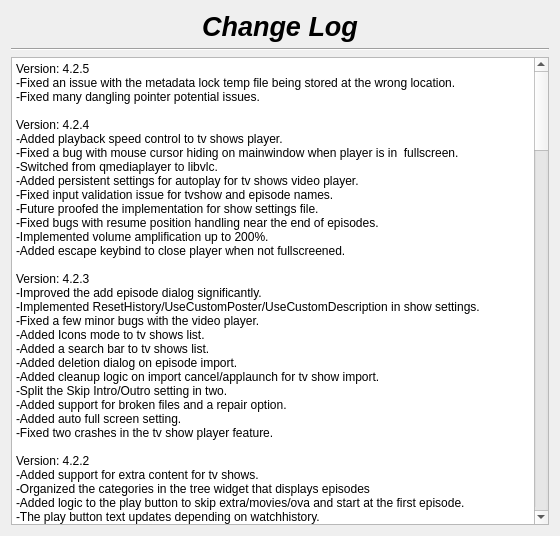
therealMaPMaKeR/MMDiary, file changelog.ui: the form before one commit.
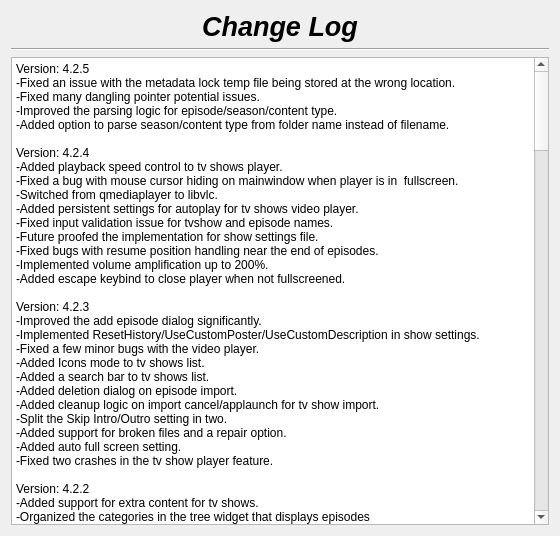
The form after the commit.

Commit message:
added option to parse from folder name
for season/content type

```diff
--- a/changelog.ui
+++ b/changelog.ui
@@ -55,7 +55,8 @@
 li.unchecked::marker { content: &quot;\2610&quot;; }
 li.checked::marker { content: &quot;\2612&quot;; }
 &lt;/style&gt;&lt;/head&gt;&lt;body style=&quot; font-family:'Segoe UI'; font-size:9pt; font-weight:400; font-style:normal;&quot;&gt;
-&lt;p style=&quot; margin-top:0px; margin-bottom:0px; margin-left:0px; margin-right:0px; -qt-block-indent:0; text-indent:0px;&quot;&gt;Version: 4.2.5&lt;br /&gt;-Fixed an issue with the metadata lock temp file being stored at the wrong location.&lt;br /&gt;-Fixed many dangling pointer potential issues.&lt;br /&gt;&lt;br /&gt;Version: 4.2.4&lt;br /&gt;-Added playback speed control to tv shows player.&lt;br /&gt;-Fixed a bug with mouse cursor hiding on mainwindow when player is in  fullscreen.&lt;/p&gt;
+&lt;p style=&quot; margin-top:0px; margin-bottom:0px; margin-left:0px; margin-right:0px; -qt-block-indent:0; text-indent:0px;&quot;&gt;Version: 4.2.5&lt;br /&gt;-Fixed an issue with the metadata lock temp file being stored at the wrong location.&lt;br /&gt;-Fixed many dangling pointer potential issues.&lt;/p&gt;
+&lt;p style=&quot; margin-top:0px; margin-bottom:0px; margin-left:0px; margin-right:0px; -qt-block-indent:0; text-indent:0px;&quot;&gt;-Improved the parsing logic for episode/season/content type.&lt;br /&gt;-Added option to parse season/content type from folder name instead of filename.&lt;br /&gt;&lt;br /&gt;Version: 4.2.4&lt;br /&gt;-Added playback speed control to tv shows player.&lt;br /&gt;-Fixed a bug with mouse cursor hiding on mainwindow when player is in  fullscreen.&lt;/p&gt;
 &lt;p style=&quot; margin-top:0px; margin-bottom:0px; margin-left:0px; margin-right:0px; -qt-block-indent:0; text-indent:0px;&quot;&gt;-Switched from qmediaplayer to libvlc.&lt;br /&gt;-Added persistent settings for autoplay for tv shows video player.&lt;br /&gt;-Fixed input validation issue for tvshow and episode names.&lt;br /&gt;-Future proofed the implementation for show settings file.&lt;br /&gt;-Fixed bugs with resume position handling near the end of episodes.&lt;br /&gt;-Implemented volume amplification up to 200%.&lt;br /&gt;-Added escape keybind to close player when not fullscreened.&lt;br /&gt;&lt;br /&gt;Version: 4.2.3&lt;br /&gt;-Improved the add episode dialog significantly.&lt;/p&gt;
 &lt;p style=&quot; margin-top:0px; margin-bottom:0px; margin-left:0px; margin-right:0px; -qt-block-indent:0; text-indent:0px;&quot;&gt;-Implemented ResetHistory/UseCustomPoster/UseCustomDescription in show settings.&lt;br /&gt;-Fixed a few minor bugs with the video player.&lt;br /&gt;-Added Icons mode to tv shows list.&lt;br /&gt;-Added a search bar to tv shows list.&lt;/p&gt;
 &lt;p style=&quot; margin-top:0px; margin-bottom:0px; margin-left:0px; margin-right:0px; -qt-block-indent:0; text-indent:0px;&quot;&gt;-Added deletion dialog on episode import.&lt;br /&gt;-Added cleanup logic on import cancel/applaunch for tv show import.&lt;br /&gt;-Split the Skip Intro/Outro setting in two.&lt;br /&gt;-Added support for broken files and a repair option.&lt;br /&gt;-Added auto full screen setting.&lt;/p&gt;
```
The commit also changes 10 other files.
